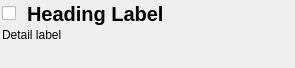
Old version of the form qgis/src/ui/qgsdetaileditemwidgetbase.ui in the repository sourcepole/qgis.
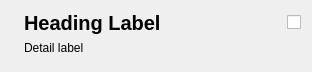
New version of the form. Icons and pictures are not drawn.

```diff
--- a/qgis/src/ui/qgsdetaileditemwidgetbase.ui
+++ b/qgis/src/ui/qgsdetaileditemwidgetbase.ui
@@ -1,68 +1,35 @@
 <ui version="4.0" >
  <class>QgsDetailedItemWidgetBase</class>
- <widget class="QWidget" name="QgsDetailedItemWidgetBase" >
-  <property name="geometry" >
+ <widget class="QWidget" name="QgsDetailedItemWidgetBase">
+  <property name="geometry">
    <rect>
     <x>0</x>
     <y>0</y>
-    <width>295</width>
-    <height>68</height>
+    <width>312</width>
+    <height>72</height>
    </rect>
   </property>
   <property name="windowTitle" >
    <string>Form</string>
   </property>
-  <layout class="QGridLayout" >
-   <property name="leftMargin" >
-    <number>2</number>
-   </property>
-   <property name="topMargin" >
-    <number>2</number>
-   </property>
-   <property name="rightMargin" >
-    <number>2</number>
-   </property>
-   <property name="bottomMargin" >
-    <number>2</number>
-   </property>
-   <property name="horizontalSpacing" >
-    <number>2</number>
-   </property>
-   <property name="verticalSpacing" >
-    <number>2</number>
-   </property>
-   <item row="0" column="0" >
-    <layout class="QHBoxLayout" >
-     <item>
-      <widget class="QCheckBox" name="cbx" >
-       <property name="sizePolicy" >
-        <sizepolicy vsizetype="Fixed" hsizetype="Fixed" >
+  <layout class="QGridLayout" name="gridLayout">
+   <item row="0" column="0">
+    <widget class="QLabel" name="lblIcon">
+     <property name="sizePolicy">
+      <sizepolicy hsizetype="Minimum" vsizetype="Fixed">
          <horstretch>0</horstretch>
          <verstretch>0</verstretch>
         </sizepolicy>
        </property>
-       <property name="text" >
-        <string/>
-       </property>
-      </widget>
-     </item>
-     <item>
-      <widget class="QLabel" name="lblIcon" >
-       <property name="sizePolicy" >
-        <sizepolicy vsizetype="Fixed" hsizetype="Fixed" >
-         <horstretch>0</horstretch>
-         <verstretch>0</verstretch>
-        </sizepolicy>
-       </property>
-       <property name="minimumSize" >
+     <property name="minimumSize">
         <size>
          <width>0</width>
          <height>0</height>
         </size>
        </property>
-       <property name="maximumSize" >
+     <property name="maximumSize">
         <size>
-         <width>80</width>
+       <width>150</width>
          <height>80</height>
         </size>
        </property>
@@ -77,10 +44,10 @@
        </property>
       </widget>
      </item>
-     <item>
-      <widget class="QLabel" name="lblTitle" >
-       <property name="sizePolicy" >
-        <sizepolicy vsizetype="Minimum" hsizetype="Expanding" >
+   <item row="0" column="1">
+    <widget class="QLabel" name="lblTitle">
+     <property name="sizePolicy">
+      <sizepolicy hsizetype="Expanding" vsizetype="Minimum">
          <horstretch>0</horstretch>
          <verstretch>0</verstretch>
         </sizepolicy>
@@ -103,17 +70,38 @@
        </property>
       </widget>
      </item>
-    </layout>
+   <item row="0" column="2">
+    <widget class="QCheckBox" name="cbx">
+     <property name="sizePolicy">
+      <sizepolicy hsizetype="Fixed" vsizetype="Fixed">
+       <horstretch>0</horstretch>
+       <verstretch>0</verstretch>
+      </sizepolicy>
+     </property>
+     <property name="text">
+      <string/>
+     </property>
+    </widget>
    </item>
-   <item row="1" column="0" >
-    <widget class="QLabel" name="lblDetail" >
-     <property name="sizePolicy" >
-      <sizepolicy vsizetype="MinimumExpanding" hsizetype="Preferred" >
+   <item row="1" column="0">
+    <widget class="QWidget" name="widget" native="true">
+     <property name="sizePolicy">
+      <sizepolicy hsizetype="Minimum" vsizetype="Preferred">
        <horstretch>0</horstretch>
        <verstretch>0</verstretch>
       </sizepolicy>
      </property>
-     <property name="text" >
+    </widget>
+   </item>
+   <item row="1" column="1">
+    <widget class="QLabel" name="lblDetail">
+     <property name="sizePolicy">
+      <sizepolicy hsizetype="Preferred" vsizetype="MinimumExpanding">
+       <horstretch>0</horstretch>
+       <verstretch>0</verstretch>
+      </sizepolicy>
+     </property>
+     <property name="text">
       <string>Detail label</string>
      </property>
      <property name="scaledContents" >
```
Left out of the diff: 25 changed lines with no effect on the pictures. Lines whose indentation alone changed are shown as unchanged.
